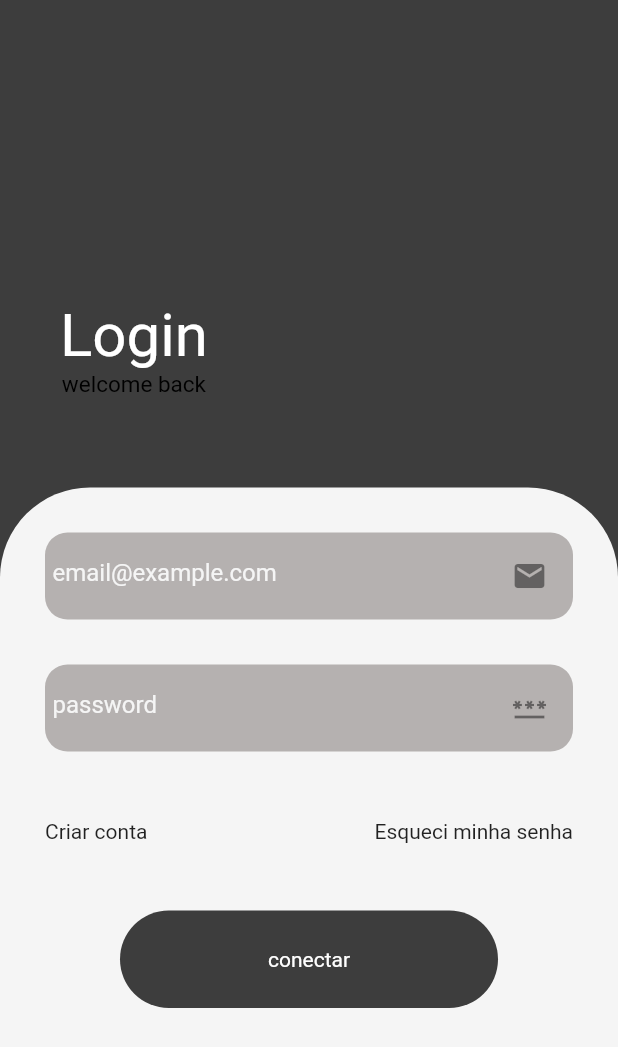
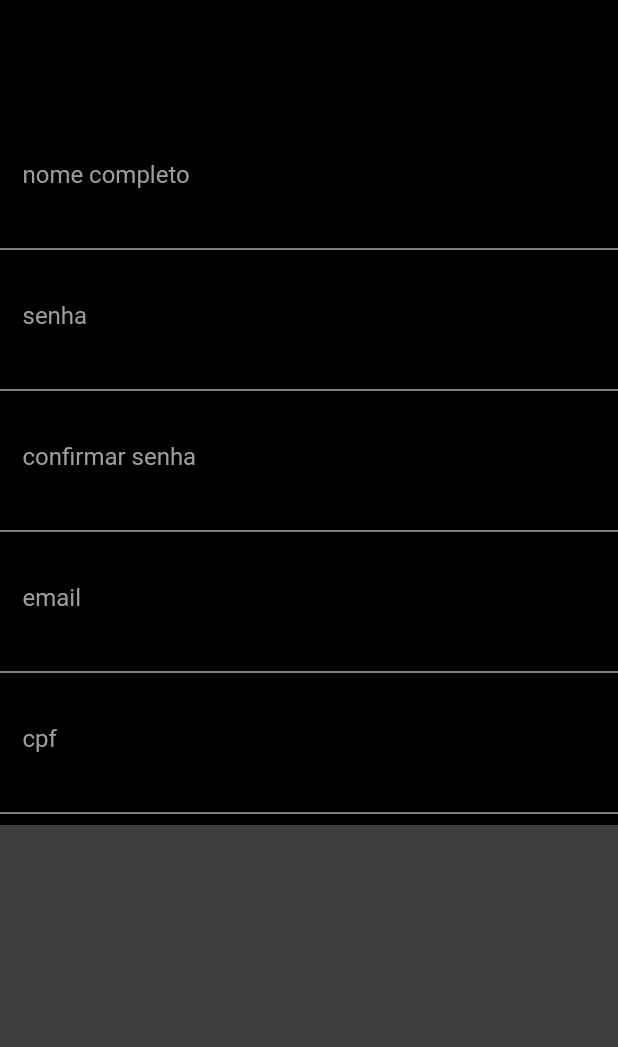
Before and after one commit to marcelosoa/review_projects, a Flutter app: the screen it shows after launch, after a tap on "Criar conta", on a phone screen of 412 x 824 dp. Shown: the top 1047 px of the screen. Run offline on Flutter 3.47's test engine with Material 2 defaults, Android fonts, the phone set to English and light mode, and no system bars; our stand-ins replace google_fonts.

Commit message:
register page

```diff
--- a/lib/app/modules/auth/login/login_page.dart
+++ b/lib/app/modules/auth/login/login_page.dart
@@ -1,4 +1,5 @@
 import 'package:flutter/material.dart';
+import 'package:review_projects/app/modules/auth/register/register_page.dart';
 
 class LoginPage extends StatefulWidget {
   const LoginPage({Key? key}) : super(key: key);
@@ -96,7 +97,11 @@ class _LoginPageState extends State<LoginPage> {
                           mainAxisAlignment: MainAxisAlignment.spaceBetween,
                           children: [
                             GestureDetector(
-                              onTap: () {},
+                              onTap: () {
+                                Navigator.of(context).pushReplacement(
+                                  MaterialPageRoute(builder: (context) => RegisterPage())
+                                );
+                              },
                               child: const Text('Criar conta'),
                             ),
                             GestureDetector(
--- /dev/null
+++ b/lib/app/modules/auth/register/register_page.dart
@@ -0,0 +1,98 @@
+import 'package:flutter/material.dart';
+
+class RegisterPage extends StatelessWidget {
+  const RegisterPage({Key? key}) : super(key: key);
+
+  @override
+  Widget build(BuildContext context) {
+    return Scaffold(
+      backgroundColor: Color(0XFF3D3D3D),
+      body: SingleChildScrollView(
+        child: Container(
+          color: const Color(0xFF000000), // Define o background como preto
+          child: Column(
+            mainAxisSize: MainAxisSize.max,
+            children: [
+              const SizedBox(height: 80),
+              Padding(
+                padding: const EdgeInsets.all(15),
+                child: TextFormField(
+                  style: const TextStyle(color: Colors.white), // Define a cor do texto como branco
+                  decoration: const InputDecoration(
+                    hintText: 'nome completo',
+                    border: InputBorder.none,
+                    suffixIcon: Icon(Icons.person),
+                    hintStyle: TextStyle(color: Colors.grey),
+                  ),
+                ),
+              ),
+              const Divider(
+                color: Colors.white, // Define a cor da linha como branco
+              ),
+              Padding(
+                padding: const EdgeInsets.all(15),
+                child: TextFormField(
+                  style: const TextStyle(color: Colors.white), // Define a cor do texto como branco
+                  decoration: const InputDecoration(
+                    hintText: 'senha',
+                    border: InputBorder.none,
+                    suffixIcon: Icon(Icons.password),
+                    hintStyle: TextStyle(color: Colors.grey),
+                  ),
+                ),
+              ),
+              const Divider(
+                color: Colors.white, // Define a cor da linha como branco
+              ),
+              Padding(
+                padding: const EdgeInsets.all(15),
+                child: TextFormField(
+                  style: const TextStyle(color: Colors.white), // Define a cor do texto como branco
+                  decoration: const InputDecoration(
+                    hintText: 'confirmar senha',
+                    border: InputBorder.none,
+                    suffixIcon: Icon(Icons.password),
+                    hintStyle: TextStyle(color: Colors.grey),
+                  ),
+                ),
+              ),
+              const Divider(
+                color: Colors.white, // Define a cor da linha como branco
+              ),
+              Padding(
+                padding: const EdgeInsets.all(15),
+                child: TextFormField(
+                  style: const TextStyle(color: Colors.white), // Define a cor do texto como branco
+                  decoration: const InputDecoration(
+                    hintText: 'email',
+                    border: InputBorder.none,
+                    suffixIcon: Icon(Icons.email),
+                    hintStyle: TextStyle(color: Colors.grey),
+                  ),
+                ),
+              ),
+              const Divider(
+                color: Colors.white, // Define a cor da linha como branco
+              ),
+              Padding(
+                padding: const EdgeInsets.all(15),
+                child: TextFormField(
+                  style: const TextStyle(color: Colors.white),
+                  decoration: const InputDecoration(
+                    hintText: 'cpf',
+                    border: InputBorder.none,
+                    suffixIcon: Icon(Icons.numbers_sharp),
+                    hintStyle: TextStyle(color: Colors.grey),
+                  ),
+                ),
+              ),
+              const Divider(
+                color: Colors.white,
+              ),
+            ],
+          ),
+        ),
+      ),
+    );
+  }
+}
```
